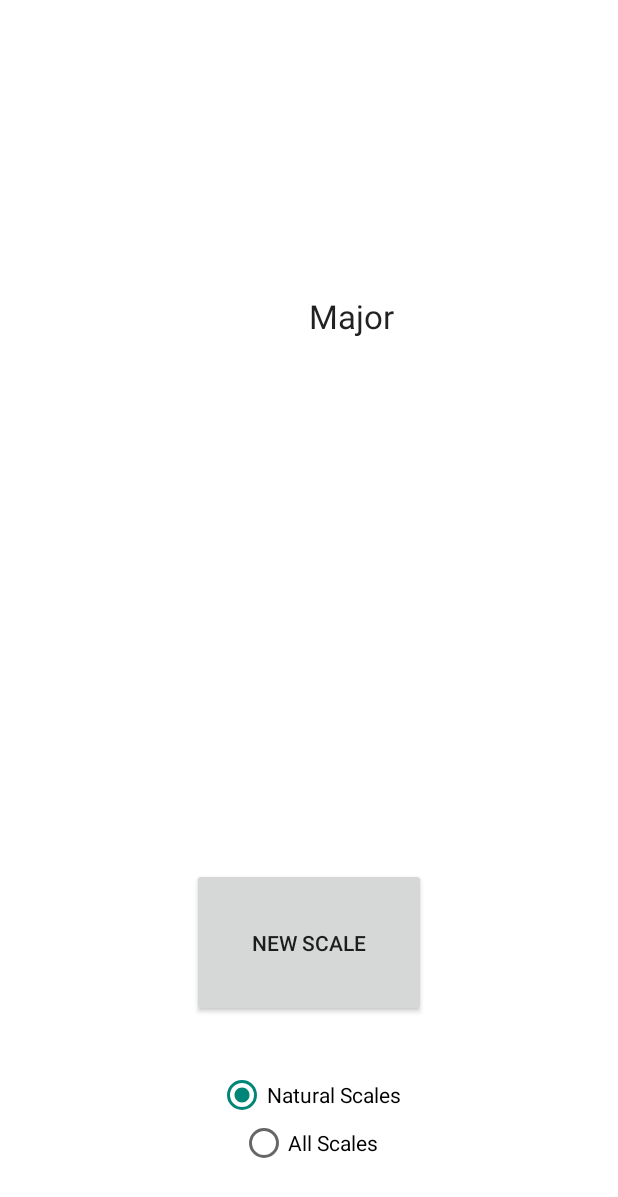
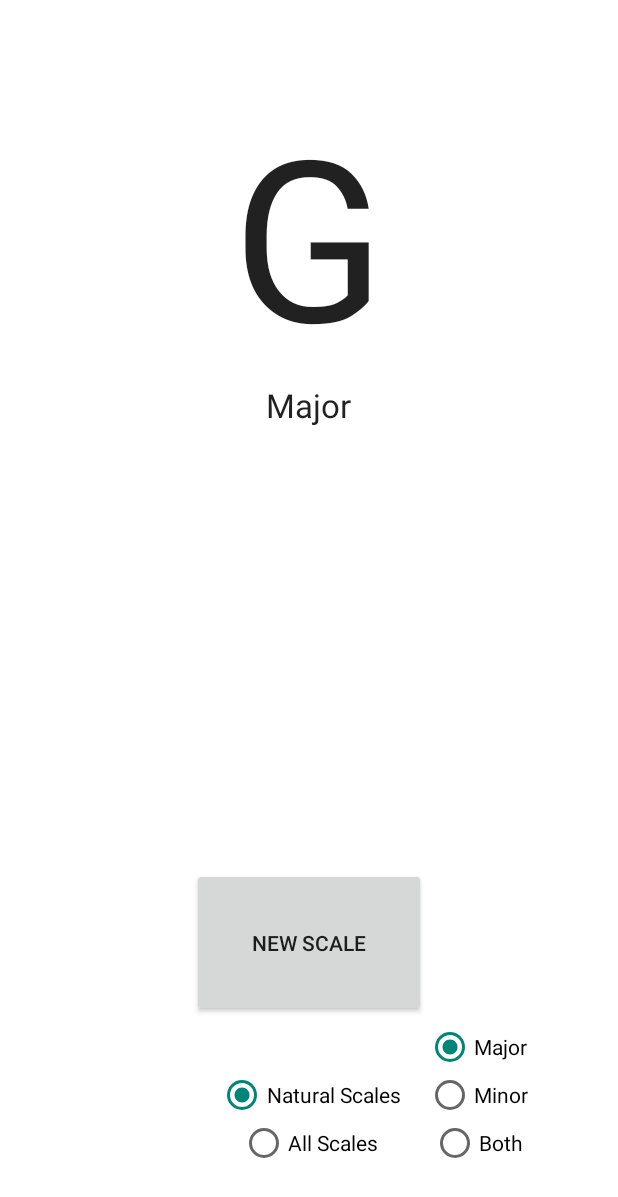
Before and after one commit to JDGale8/ScalesPractice, an Android app: the screen it shows after launch (MainActivity), after a tap on "NEW SCALE", on a phone screen of 412 x 824 dp. Shown: the top 1197 px of the screen. Run offline under Robolectric (Android 15) with nearby library versions, the phone set to English and light mode, and no system bars.

Commit message:
Added radio buttons for minor, major, and both scales

```diff
--- a/app/src/main/java/dallas/scalespractice/MainActivity.java
+++ b/app/src/main/java/dallas/scalespractice/MainActivity.java
@@ -8,15 +8,20 @@ import android.widget.Button;
 import android.widget.RadioGroup;
 import android.widget.TextView;
 
+import java.util.Random;
+
 public class MainActivity extends AppCompatActivity {
 
     private static final String TAG = MainActivity.class.getSimpleName();
 
     private static final String KEY_SCALE = "KEY_SCALE";
     private TextView mScaleText;
+    private TextView mMajMinText;
     private Button mScaleBtn;
     private MajorScalesPractice mMajorScales = new MajorScalesPractice();
     private RadioGroup mScaleTypeRadio;
+    private RadioGroup mMajMinRadio;
+
 
     @Override
     protected void onCreate(Bundle savedInstanceState) {
@@ -25,7 +30,9 @@ public class MainActivity extends AppCompatActivity {
 
         mScaleBtn =  (Button) findViewById(R.id.newScaleBtn);
         mScaleText = (TextView) findViewById(R.id.scaleText);
+        mMajMinText = (TextView) findViewById(R.id.majorMinorText);
         mScaleTypeRadio = (RadioGroup) findViewById(R.id.scaleRadioGroup);
+        mMajMinRadio = (RadioGroup) findViewById(R.id.majMinRadioGroup);
 
         View.OnClickListener listener = new View.OnClickListener() {
             @Override
@@ -35,22 +42,61 @@ public class MainActivity extends AppCompatActivity {
                 //randomly select either a natural or accidental scale depending on the radio button
                 scale = "";
 
-                Log.d(TAG, "int value of radio button is:" +scale);
+                int selMajMin = mMajMinRadio.getCheckedRadioButtonId();
+
+                int majScaleId = 2131492951;
+                int minScaleId = 2131492952;
+                int bothScaleId = 2131492953;
+
+
+                Log.d(TAG, "int value of maj/min radio button is:" +selMajMin);
 
                 int selScaleType = mScaleTypeRadio.getCheckedRadioButtonId();
 
                 int naturalScaleId = 2131492948;
                 int allScaleId = 2131492949;
 
-                if (selScaleType == naturalScaleId) {
-                    scale = MajorScalesPractice.getSimpleMScale();
+                //if / else statement depending on if our choice is major or minor
+                if(selMajMin==majScaleId) {
+                    mMajMinText.setText("Major");
+                    if (selScaleType == naturalScaleId) {
+                        scale = MajorScalesPractice.getSimpleMScale();
+                    } else if (selScaleType == allScaleId) {
+                        scale = MajorScalesPractice.getFullMScale();
+                    }
+
+                    //update the scale
+                    mScaleText.setText(scale);
                 }
-                else if (selScaleType==allScaleId){
-                    scale = MajorScalesPractice.getFullMScale();
+                else if(selMajMin==minScaleId) {
+                    mMajMinText.setText("Minor");
+                    if (selScaleType == naturalScaleId) {
+                        scale = MajorScalesPractice.getSimpleMScale();
+                    } else if (selScaleType == allScaleId) {
+                        scale = MajorScalesPractice.getFullMScale();
+                    }
+
+                    //update the scale
+                    mScaleText.setText(scale);
                 }
+                else if(selMajMin==bothScaleId) {
+                    Random randomGenerator = new Random();
+                    int randomInt = randomGenerator.nextInt(2);
+                    if (randomInt==0) {
+                        mMajMinText.setText("Major");
+                    }
+                    if (randomInt==1) {
+                        mMajMinText.setText("Minor");
+                    }
+                    if (selScaleType == naturalScaleId) {
+                        scale = MajorScalesPractice.getSimpleMScale();
+                    } else if (selScaleType == allScaleId) {
+                        scale = MajorScalesPractice.getFullMScale();
+                    }
 
-                //update the scale
-                mScaleText.setText(scale);
+                    //update the scale
+                    mScaleText.setText(scale);
+                }
             }
         };
 
--- a/app/src/main/res/layout/activity_main.xml
+++ b/app/src/main/res/layout/activity_main.xml
@@ -39,25 +39,24 @@
         android:textAppearance="?android:attr/textAppearanceLarge"
         android:text="Major"
         android:paddingBottom="30dp"
-        android:id="@+id/majorText"
-        android:layout_alignBottom="@+id/scaleText"
-        android:layout_toRightOf="@+id/scaleText"
-        android:layout_toEndOf="@+id/scaleText"/>
+        android:id="@+id/majorMinorText"
+        android:layout_below="@+id/scaleText"
+        android:layout_centerHorizontal="true"/>
 
 
     <RadioGroup
         android:id="@+id/scaleRadioGroup"
-        android:layout_width="match_parent"
+        android:layout_width="wrap_content"
         android:layout_height="wrap_content"
+        android:paddingBottom="30dp"
         android:layout_alignParentBottom="true"
-        android:layout_centerHorizontal="true"
-        android:paddingBottom="30dp">
+        android:layout_centerHorizontal="true">
 
         <RadioButton
             android:layout_width="wrap_content"
             android:layout_height="wrap_content"
             android:text="@string/naturalScaleRadio"
-            android:id="@+id/radioNaturalScales"
+            android:id="@+id/radioNaturalScaleRadio"
             android:gravity="center"
             android:layout_marginTop="21dp"
             android:checked="true"
@@ -67,7 +66,44 @@
             android:layout_width="wrap_content"
             android:layout_height="wrap_content"
             android:text="@string/allScaleRadio"
-            android:id="@+id/radioAccidentalScales"
+            android:id="@+id/radioAccidentalScaleRadio"
+            android:checked="false"
+            android:layout_gravity="center"/>
+
+    </RadioGroup>
+
+    <RadioGroup
+        android:id="@+id/majMinRadioGroup"
+        android:layout_width="wrap_content"
+        android:layout_height="wrap_content"
+        android:paddingBottom="30dp"
+        android:layout_alignParentBottom="true"
+        android:layout_toRightOf="@+id/newScaleBtn"
+        android:layout_toEndOf="@+id/newScaleBtn">
+
+        <RadioButton
+            android:layout_width="wrap_content"
+            android:layout_height="wrap_content"
+            android:text="Major"
+            android:id="@+id/majorScaleRadio"
+            android:gravity="center"
+            android:layout_marginTop="21dp"
+            android:checked="true"
+            android:layout_gravity="center"/>
+
+        <RadioButton
+            android:layout_width="wrap_content"
+            android:layout_height="wrap_content"
+            android:text="Minor"
+            android:id="@+id/minorScaleRadio"
+            android:checked="false"
+            android:layout_gravity="center"/>
+
+        <RadioButton
+            android:layout_width="wrap_content"
+            android:layout_height="wrap_content"
+            android:text="Both"
+            android:id="@+id/allMajMinScaleRadio"
             android:checked="false"
             android:layout_gravity="center"/>
 
```
